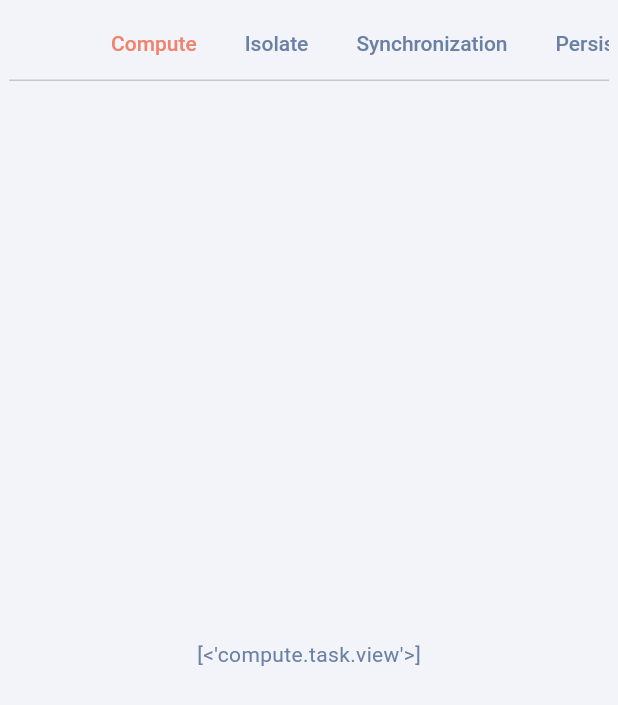
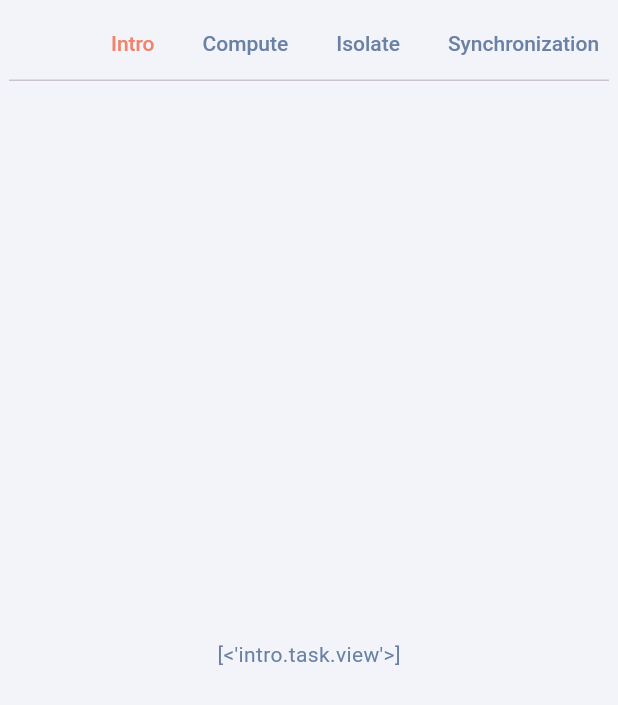
Before and after one commit to santoshakil/flutter_frenzy_multi_threading, a Flutter app: the screen it shows after launch, on a phone screen of 412 x 824 dp. Shown: the top 705 px of the screen. Run offline on Flutter 3.47's test engine with Material 2 defaults, Android fonts, the phone set to English and light mode, and no system bars.

Commit message:
intro view added

```diff
--- a/lib/enum/task.dart
+++ b/lib/enum/task.dart
@@ -1,4 +1,5 @@
 import 'package:flutter/material.dart';
+import 'package:flutter_frenzy_multi_threading/view/intro.view.dart';
 
 import '../view/compute.view.dart';
 import '../view/data.view.dart';
@@ -8,6 +9,11 @@ import '../view/persistant.view.dart';
 import '../view/synchronization.view.dart';
 
 enum Tasks {
+  intro(
+    'Intro',
+    'This is the introduction of the Flutter Frenzy.',
+    IntroView(key: Key('intro.task.view')),
+  ),
   compute(
     'Compute',
     'compute is used to perform short-lived heavy task in separate isolate',
--- /dev/null
+++ b/lib/view/intro.view.dart
@@ -0,0 +1,12 @@
+import 'package:flutter/material.dart';
+
+class IntroView extends StatelessWidget {
+  const IntroView({super.key});
+
+  @override
+  Widget build(BuildContext context) {
+    return Center(
+      child: Text(key.toString()),
+    );
+  }
+}
```
